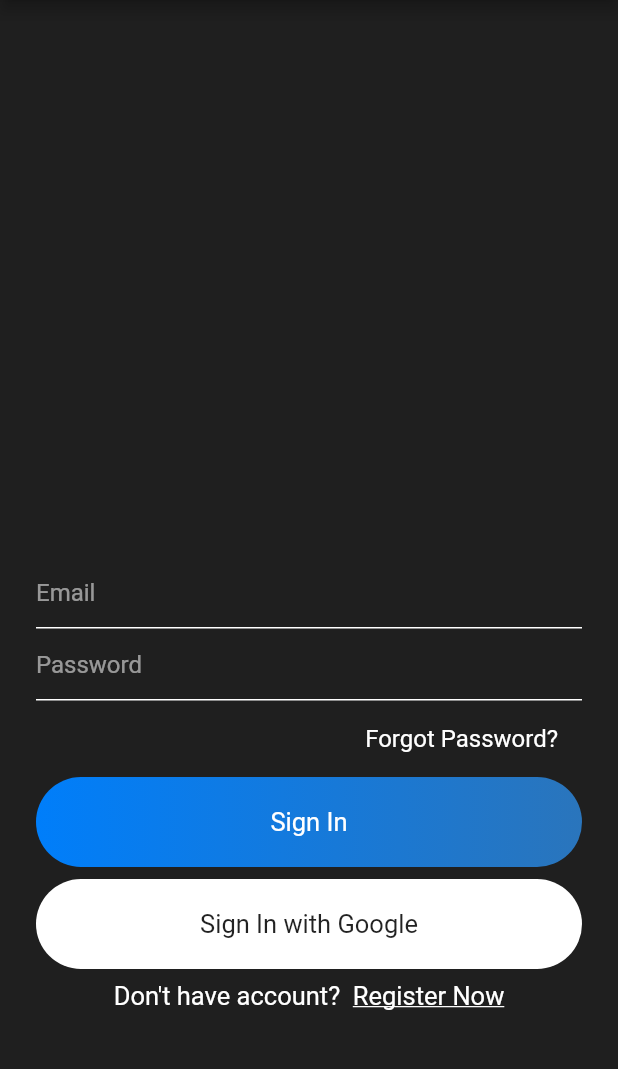
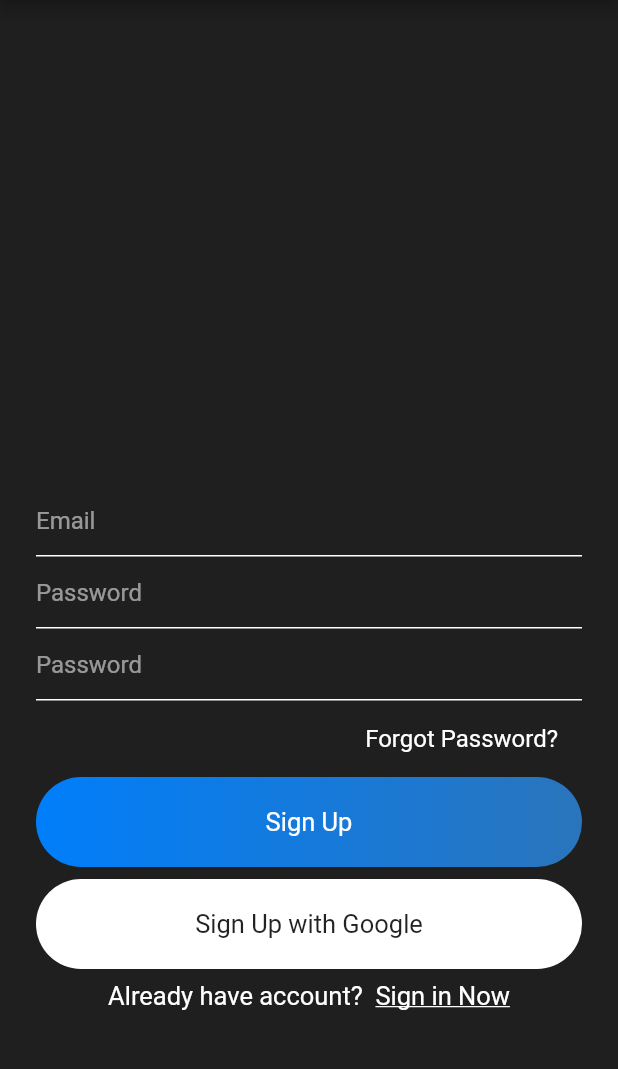
Before and after one commit to Molusoj/Flutter-Chat-App, a Flutter app: the screen it shows after launch, on a phone screen of 412 x 824 dp, the part 84-1153 px from its top. Run offline on Flutter 3.47's test engine with Material 2 defaults, Android fonts, the phone set to English and light mode, and no system bars.

Commit message:
Register Screen Done

```diff
--- a/lib/main.dart
+++ b/lib/main.dart
@@ -1,4 +1,5 @@
 import 'package:chat_app/views/signin.dart';
+import 'package:chat_app/views/signup.dart';
 import 'package:flutter/material.dart';
 
 void main() {
@@ -18,6 +19,6 @@ class MyApp extends StatelessWidget {
           primarySwatch: Colors.blue,
           visualDensity: VisualDensity.adaptivePlatformDensity,
         ),
-        home: SignIn());
+        home: SignUp());
   }
 }
--- a/lib/views/signup.dart
+++ b/lib/views/signup.dart
@@ -0,0 +1,103 @@
+import 'package:chat_app/widgets/widget.dart';
+import 'package:flutter/material.dart';
+
+class SignUp extends StatefulWidget {
+  @override
+  _SignUpState createState() => _SignUpState();
+}
+
+class _SignUpState extends State<SignUp> {
+  @override
+  Widget build(BuildContext context) {
+    return Scaffold(
+      appBar: appBarMain(context),
+      body: SingleChildScrollView(
+        child: Container(
+          height: MediaQuery.of(context).size.height - 50,
+          alignment: Alignment.bottomCenter,
+          child: Container(
+            padding: EdgeInsets.symmetric(horizontal: 24),
+            child: Column(
+              mainAxisSize: MainAxisSize.min,
+              children: [
+                TextField(
+                    style: simpleTextStyle(),
+                    decoration: textFieldInputDecoration('Email')),
+                TextField(
+                    style: simpleTextStyle(),
+                    decoration: textFieldInputDecoration('Password')),
+                TextField(
+                    style: simpleTextStyle(),
+                    decoration: textFieldInputDecoration('Password')),
+                SizedBox(
+                  height: 8,
+                ),
+                Container(
+                  alignment: Alignment.centerRight,
+                  child: Container(
+                    padding: EdgeInsets.symmetric(horizontal: 16, vertical: 8),
+                    child: Text(
+                      'Forgot Password?',
+                      style: simpleTextStyle(),
+                    ),
+                    alignment: Alignment.centerRight,
+                  ),
+                ),
+                SizedBox(
+                  height: 8,
+                ),
+                Container(
+                  alignment: Alignment.center,
+                  padding: EdgeInsets.symmetric(vertical: 20),
+                  width: MediaQuery.of(context).size.width,
+                  decoration: BoxDecoration(
+                      gradient: LinearGradient(colors: [
+                        const Color(0xff007EFa),
+                        const Color(0xff2A75BC)
+                      ]),
+                      borderRadius: BorderRadius.circular(30)),
+                  child: Text(
+                    'Sign Up',
+                    style: mediumTextStyle(),
+                  ),
+                ),
+                SizedBox(
+                  height: 8,
+                ),
+                Container(
+                  alignment: Alignment.center,
+                  padding: EdgeInsets.symmetric(vertical: 20),
+                  width: MediaQuery.of(context).size.width,
+                  decoration: BoxDecoration(
+                      color: Colors.white,
+                      borderRadius: BorderRadius.circular(30)),
+                  child: Text(
+                    'Sign Up with Google',
+                    style: TextStyle(fontSize: 17, color: Colors.black87),
+                  ),
+                ),
+                SizedBox(
+                  height: 8,
+                ),
+                Row(
+                  mainAxisAlignment: MainAxisAlignment.center,
+                  children: [
+                    Text("Already have account?  ", style: mediumTextStyle()),
+                    Text("Sign in Now",
+                        style: TextStyle(
+                            fontSize: 17,
+                            color: Colors.white,
+                            decoration: TextDecoration.underline)),
+                  ],
+                ),
+                SizedBox(
+                  height: 100,
+                )
+              ],
+            ),
+          ),
+        ),
+      ),
+    );
+  }
+}
```
